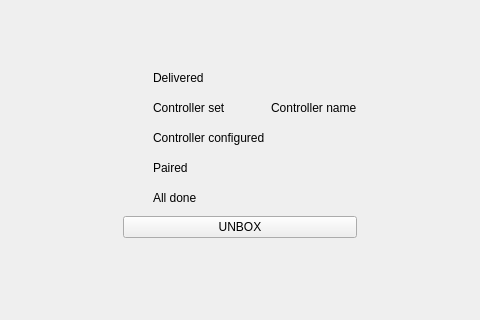
First picture: the form in src/libs/libagent/agent/AgentUnboxingWizard.ui, repository mrdeveloperdude/OctoMY, before the edit; both pictures show x 192 to 672 and y 200 to 520 of the 863 by 970 pixel window.
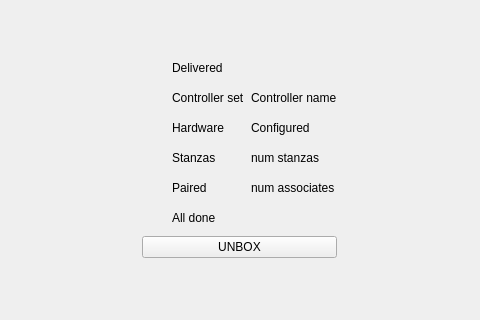
Second picture: the form after the edit. Custom widgets are drawn as their Qt base class.

```diff
--- a/src/libs/libagent/agent/AgentUnboxingWizard.ui
+++ b/src/libs/libagent/agent/AgentUnboxingWizard.ui
@@ -87,37 +87,7 @@
    </item>
    <item row="1" column="1">
     <layout class="QGridLayout" name="gridLayout">
-     <item row="3" column="0">
-      <widget class="LightWidget" name="lightWidgetPaired" native="true">
-       <property name="minimumSize">
-        <size>
-         <width>24</width>
-         <height>24</height>
-        </size>
-       </property>
-      </widget>
-     </item>
-     <item row="1" column="0">
-      <widget class="LightWidget" name="lightWidgetControllerSet" native="true">
-       <property name="minimumSize">
-        <size>
-         <width>24</width>
-         <height>24</height>
-        </size>
-       </property>
-      </widget>
-     </item>
-     <item row="2" column="0">
-      <widget class="LightWidget" name="lightWidgetControllerConfigured" native="true">
-       <property name="minimumSize">
-        <size>
-         <width>24</width>
-         <height>24</height>
-        </size>
-       </property>
-      </widget>
-     </item>
-     <item row="4" column="0">
+     <item row="5" column="0">
       <widget class="LightWidget" name="lightWidgetAllDone" native="true">
        <property name="minimumSize">
         <size>
@@ -127,23 +97,6 @@
        </property>
       </widget>
      </item>
-     <item row="2" column="1">
-      <widget class="QLabel" name="labelControllerConfigured">
-       <property name="text">
-        <string>Controller configured</string>
-       </property>
-      </widget>
-     </item>
-     <item row="0" column="0">
-      <widget class="LightWidget" name="lightWidgetDelivered" native="true">
-       <property name="minimumSize">
-        <size>
-         <width>24</width>
-         <height>24</height>
-        </size>
-       </property>
-      </widget>
-     </item>
      <item row="0" column="1">
       <widget class="QLabel" name="labelDelivered">
        <property name="text">
@@ -151,31 +104,61 @@
        </property>
       </widget>
      </item>
-     <item row="1" column="2">
-      <widget class="QLabel" name="labelControllerName">
-       <property name="text">
-        <string>Controller name</string>
+     <item row="2" column="0">
+      <widget class="LightWidget" name="lightWidgetHardwareConfigured" native="true">
+       <property name="minimumSize">
+        <size>
+         <width>24</width>
+         <height>24</height>
+        </size>
        </property>
       </widget>
      </item>
-     <item row="4" column="1">
+     <item row="5" column="1">
       <widget class="QLabel" name="labelAllDone">
        <property name="text">
         <string>All done</string>
        </property>
       </widget>
      </item>
-     <item row="3" column="1">
+     <item row="4" column="1">
       <widget class="QLabel" name="labelPaired">
        <property name="text">
         <string>Paired</string>
        </property>
       </widget>
      </item>
-     <item row="1" column="1">
-      <widget class="QLabel" name="labelControllerSet">
+     <item row="1" column="2">
+      <widget class="QLabel" name="labelControllerName">
        <property name="text">
-        <string>Controller set</string>
+        <string>Controller name</string>
+       </property>
+      </widget>
+     </item>
+     <item row="4" column="0">
+      <widget class="LightWidget" name="lightWidgetPaired" native="true">
+       <property name="minimumSize">
+        <size>
+         <width>24</width>
+         <height>24</height>
+        </size>
+       </property>
+      </widget>
+     </item>
+     <item row="1" column="0">
+      <widget class="LightWidget" name="lightWidgetControllerSet" native="true">
+       <property name="minimumSize">
+        <size>
+         <width>24</width>
+         <height>24</height>
+        </size>
+       </property>
+      </widget>
+     </item>
+     <item row="2" column="1">
+      <widget class="QLabel" name="labelHardware">
+       <property name="text">
+        <string>Hardware</string>
        </property>
       </widget>
      </item>
@@ -189,6 +172,61 @@
        </property>
       </widget>
      </item>
+     <item row="0" column="0">
+      <widget class="LightWidget" name="lightWidgetDelivered" native="true">
+       <property name="minimumSize">
+        <size>
+         <width>24</width>
+         <height>24</height>
+        </size>
+       </property>
+      </widget>
+     </item>
+     <item row="1" column="1">
+      <widget class="QLabel" name="labelControllerSet">
+       <property name="text">
+        <string>Controller set</string>
+       </property>
+      </widget>
+     </item>
+     <item row="3" column="1">
+      <widget class="QLabel" name="labelStanzas">
+       <property name="text">
+        <string>Stanzas</string>
+       </property>
+      </widget>
+     </item>
+     <item row="3" column="2">
+      <widget class="QLabel" name="labelStanzasCount">
+       <property name="text">
+        <string>num stanzas</string>
+       </property>
+      </widget>
+     </item>
+     <item row="4" column="2">
+      <widget class="QLabel" name="labelAssociateCount">
+       <property name="text">
+        <string>num associates</string>
+       </property>
+      </widget>
+     </item>
+     <item row="3" column="0">
+      <widget class="LightWidget" name="lightWidgetStanzasConfigured" native="true">
+       <property name="minimumSize">
+        <size>
+         <width>24</width>
+         <height>24</height>
+        </size>
+       </property>
+      </widget>
+     </item>
+     <item row="2" column="2">
+      <widget class="QLabel" name="labelHardwareConfigured">
+       <property name="text">
+        <string>Configured</string>
+       </property>
+      </widget>
+     </item>
     </layout>
    </item>
   </layout>
```
